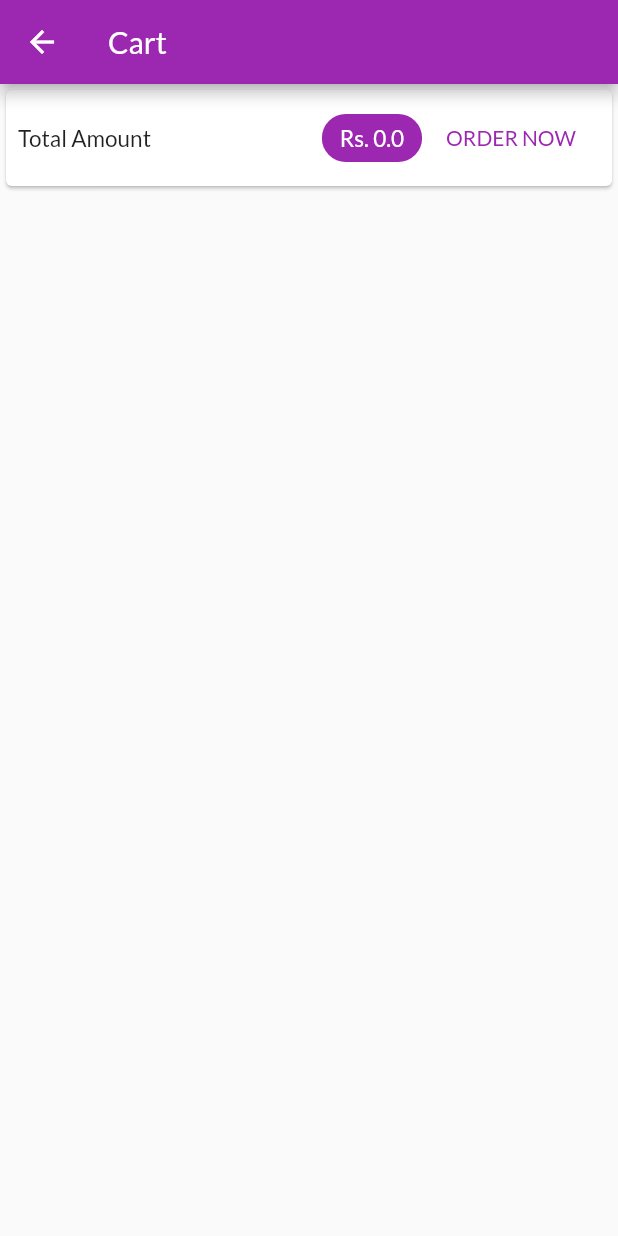
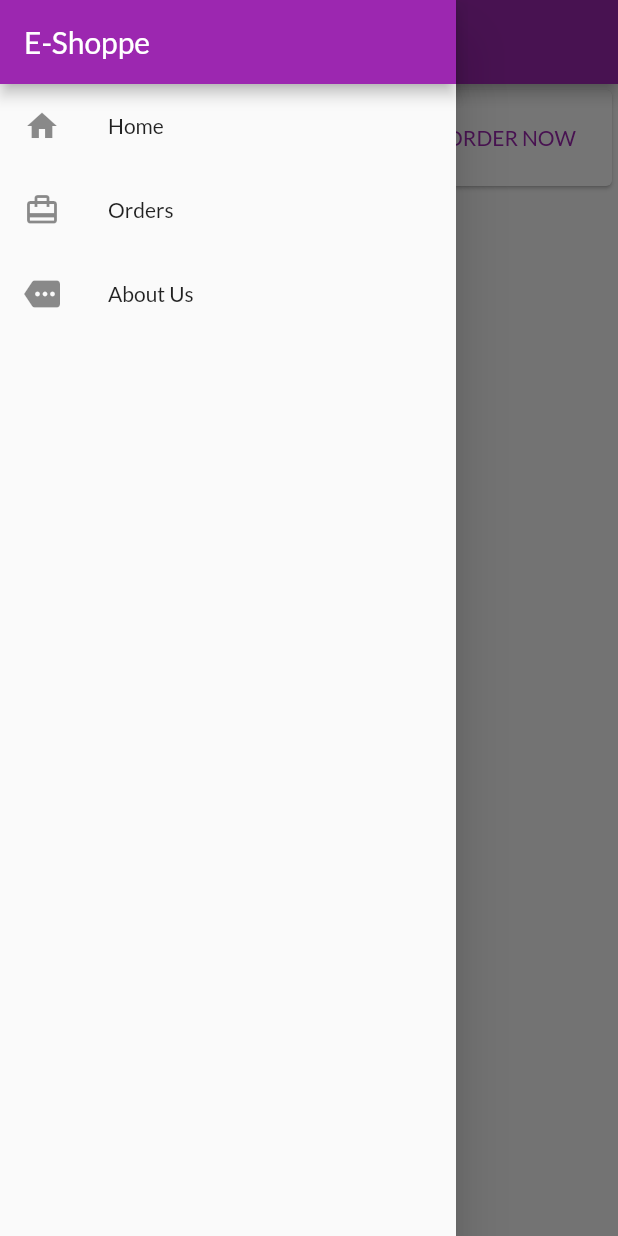
Before and after one commit to sandeepdewangan/flutter-shop, a Flutter app: the CartScreen screen opened by its route, with the side drawer open (before the commit the screen has no drawer), on a phone screen of 412 x 824 dp. Run offline on Flutter 3.47's test engine with Material 2 defaults, Android fonts, the phone set to English and light mode, and no system bars; network calls fail.

Commit message:
Order Screen

```diff
--- a/lib/main.dart
+++ b/lib/main.dart
@@ -1,7 +1,9 @@
 import 'package:eshop/providers/cart.dart';
+import 'package:eshop/providers/order.dart';
 import 'package:eshop/providers/product.dart';
 import 'package:eshop/screens/all_product_screen.dart';
 import 'package:eshop/screens/cart_screen.dart';
+import 'package:eshop/screens/order_screen.dart';
 import 'package:eshop/screens/product_detail_screen.dart';
 import 'package:eshop/widgets/single_product.dart';
 import 'package:flutter/material.dart';
@@ -18,6 +20,7 @@ class MyApp extends StatelessWidget {
       providers: [
         ChangeNotifierProvider(create: (ctx) => Products()),
         ChangeNotifierProvider(create: (ctx) => Cart()),
+        ChangeNotifierProvider(create: (ctx) => Orders()),
       ],
       child: MaterialApp(
         title: 'Shopping Application',
@@ -30,6 +33,7 @@ class MyApp extends StatelessWidget {
         routes: {
           ProductDetailScreen.routeName: (context) => ProductDetailScreen(),
           CartScreen.routeName: (context) => CartScreen(),
+          OrdersScreen.routeName: (context) => OrdersScreen(),
         },
       ),
     );
--- a/lib/providers/cart.dart
+++ b/lib/providers/cart.dart
@@ -61,4 +61,9 @@ class Cart with ChangeNotifier {
     _items.remove(productId);
     notifyListeners();
   }
+
+  void clearCart(){
+    _items = {};
+    notifyListeners();
+  }
 }
--- /dev/null
+++ b/lib/providers/order.dart
@@ -0,0 +1,35 @@
+import 'package:eshop/providers/cart.dart';
+import 'package:flutter/material.dart';
+
+class OrderItem {
+  final String id;
+  final double amount;
+  final List<CartItem> products;
+  final DateTime dateTime;
+
+  OrderItem(
+      {@required this.id,
+      @required this.amount,
+      @required this.products,
+      @required this.dateTime});
+}
+
+class Orders with ChangeNotifier {
+  List<OrderItem> _items = [];
+
+  List<OrderItem> get items {
+    return [..._items];
+  }
+
+  void addOrder(List<CartItem> cartProducts, double total) {
+    _items.insert(
+        0,
+        OrderItem(
+            id: DateTime.now().toString(),
+            amount: total,
+            products: cartProducts,
+            dateTime: DateTime.now()));
+
+    notifyListeners();
+  }
+}
--- a/lib/screens/all_product_screen.dart
+++ b/lib/screens/all_product_screen.dart
@@ -2,6 +2,7 @@ import 'package:eshop/models/product.dart';
 import 'package:eshop/providers/cart.dart';
 import 'package:eshop/providers/product.dart';
 import 'package:eshop/screens/cart_screen.dart';
+import 'package:eshop/widgets/app_drawer.dart';
 import 'package:eshop/widgets/single_product.dart';
 import 'package:flutter/cupertino.dart';
 import 'package:flutter/material.dart';
@@ -78,6 +79,7 @@ class _AllProductScreenState extends State<AllProductScreen> {
         gridDelegate: SliverGridDelegateWithFixedCrossAxisCount(
             crossAxisCount: 2, crossAxisSpacing: 10, mainAxisSpacing: 10),
       ),
+      drawer: AppDrawer(),
     );
   }
 }
--- a/lib/screens/cart_screen.dart
+++ b/lib/screens/cart_screen.dart
@@ -1,4 +1,6 @@
 import 'package:eshop/providers/cart.dart';
+import 'package:eshop/providers/order.dart';
+import 'package:eshop/widgets/app_drawer.dart';
 import 'package:flutter/cupertino.dart';
 import 'package:flutter/material.dart';
 import 'package:provider/provider.dart';
@@ -39,7 +41,10 @@ class CartScreen extends StatelessWidget {
                         ),
                       )),
                   FlatButton(
-                      onPressed: () {},
+                      onPressed: () {
+                        Provider.of<Orders>(context, listen: false).addOrder(cart.items.values.toList(), cart.totalAmount);
+                        cart.clearCart();
+                      },
                       child: Text(
                         'ORDER NOW',
                         style: TextStyle(
@@ -117,6 +122,7 @@ class CartScreen extends StatelessWidget {
           ),
         ],
       ),
+      drawer: AppDrawer(),
     );
   }
 }
--- a/lib/screens/product_detail_screen.dart
+++ b/lib/screens/product_detail_screen.dart
@@ -1,4 +1,5 @@
 import 'package:eshop/providers/product.dart';
+import 'package:eshop/widgets/app_drawer.dart';
 import 'package:flutter/material.dart';
 import 'package:provider/provider.dart';
 
@@ -23,7 +24,8 @@ class ProductDetailScreen extends StatelessWidget {
             Text(product.description, style: TextStyle(fontSize: 20,),),
           ],
         ),
-      )
+      ),
+      drawer: AppDrawer(),
     );
   }
 }
--- /dev/null
+++ b/lib/widgets/app_drawer.dart
@@ -0,0 +1,36 @@
+import 'package:eshop/screens/all_product_screen.dart';
+import 'package:eshop/screens/cart_screen.dart';
+import 'package:eshop/screens/order_screen.dart';
+import 'package:flutter/material.dart';
+
+
+class AppDrawer extends StatelessWidget {
+  @override
+  Widget build(BuildContext context) {
+    return Drawer(
+      child: Column(
+        children: [
+          AppBar(
+            title: Text("E-Shoppe"),
+            automaticallyImplyLeading: false,
+          ),
+          ListTile(
+            leading: Icon(Icons.home),
+            title: Text('Home'),
+              onTap: () => Navigator.of(context).pushNamed('/'),
+          ),
+          ListTile(
+            leading: Icon(Icons.card_travel),
+            title: Text('Orders'),
+            onTap: () => Navigator.of(context).pushNamed(OrdersScreen.routeName),
+          ),
+          ListTile(
+            leading: Icon(Icons.more),
+            title: Text('About Us'),
+            onTap: (){},
+          ),
+        ],
+      ),
+    );
+  }
+}
--- a/pubspec.yaml
+++ b/pubspec.yaml
@@ -29,6 +29,7 @@ dependencies:
   # Use with the CupertinoIcons class for iOS style icons.
   cupertino_icons: ^1.0.0
   provider: ^4.3.3
+  intl: ^0.16.1
 
 dev_dependencies:
   flutter_test:
```
Also changed, not shown: lib/screens/order_screen.dart (added, +60 -0 lines), pubspec.lock.
